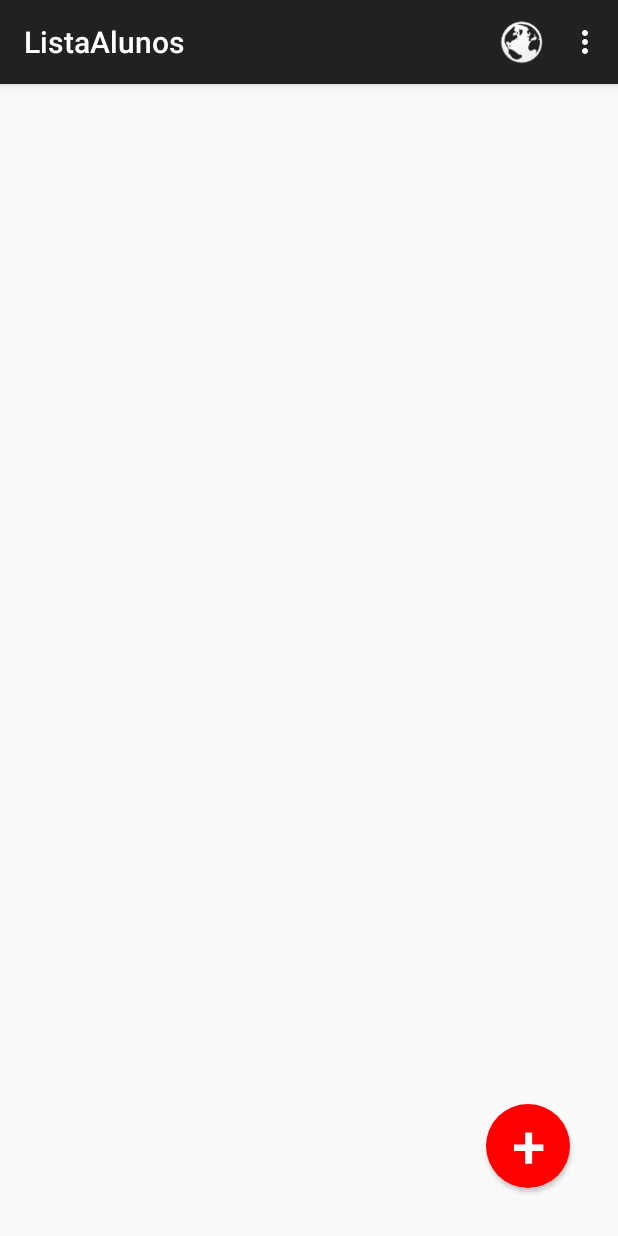
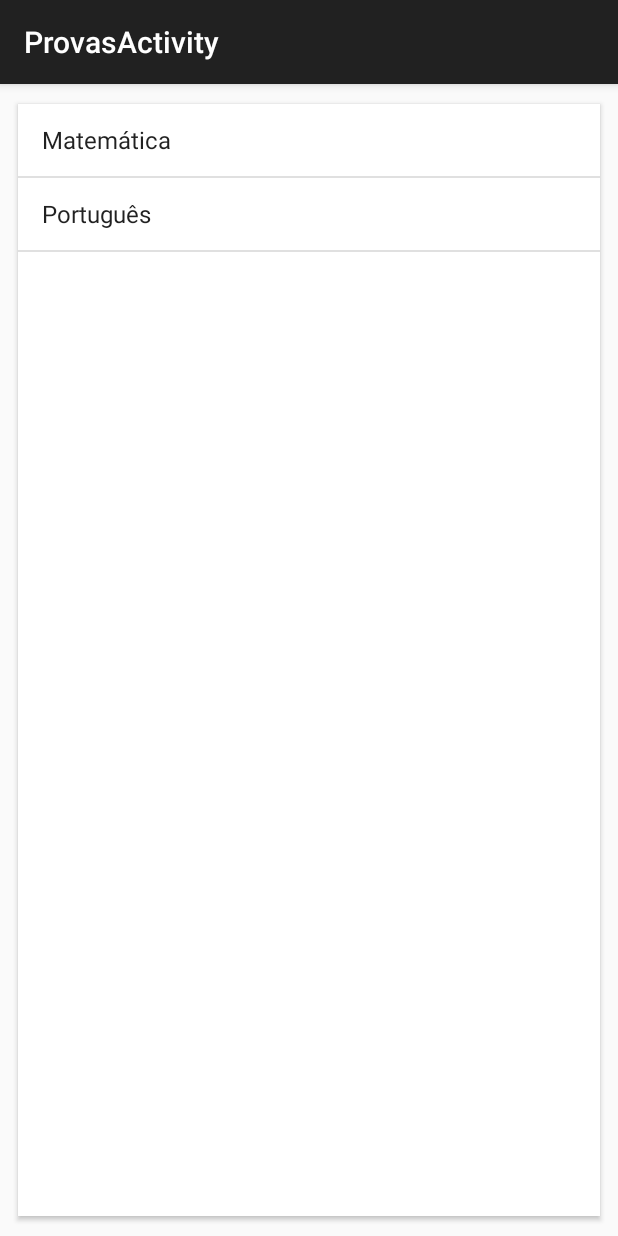
Before and after one commit to leandrodvd/ListaAlunos_Android, an Android app: the screen it shows after launch (ListaAluno before the commit, ProvasActivity after it), in the options menu, after a tap on "Baixar provas", on a phone screen of 412 x 824 dp. Run offline under Robolectric (Android 15) with nearby library versions, the phone set to English and light mode, and no system bars.

Commit message:
update ex 13

```diff
--- a/app/build.gradle
+++ b/app/build.gradle
@@ -20,6 +20,7 @@ android {
 }
 
 dependencies {
-    compile fileTree(dir: 'libs', include: ['*.jar'])
+    compile fileTree(include: ['*.jar'], dir: 'libs')
     compile 'com.android.support:appcompat-v7:21.0.3'
+    compile 'com.android.support:cardview-v7:21.0.3'
 }
--- a/app/src/main/java/br/com/caelum/listaalunos/ListaAluno.java
+++ b/app/src/main/java/br/com/caelum/listaalunos/ListaAluno.java
@@ -2,6 +2,7 @@ package br.com.caelum.listaalunos;
 
 import android.content.Intent;
 import android.net.Uri;
+import android.os.StrictMode;
 import android.support.v4.view.MenuItemCompat;
 import android.support.v7.app.ActionBarActivity;
 import android.os.Bundle;
@@ -24,6 +25,8 @@ import br.com.caelum.listaalunos.adapter.ListaAlunosAdapter;
 import br.com.caelum.listaalunos.converter.AlunoConverter;
 import br.com.caelum.listaalunos.dao.AlunoDAO;
 import br.com.caelum.listaalunos.modelo.Aluno;
+import br.com.caelum.listaalunos.support.WebClient;
+import br.com.caelum.listaalunos.task.EnviaAlunosTask;
 
 
 public class ListaAluno extends ActionBarActivity {
@@ -101,19 +104,20 @@ public class ListaAluno extends ActionBarActivity {
         // as you specify a parent activity in AndroidManifest.xml.
         int id = item.getItemId();
 
-        //noinspection SimplifiableIfStatement
-        if (id == R.id.menu_enviar_notas) {
-            AlunoDAO dao = new AlunoDAO(this);
-            List<Aluno> alunos = dao.getLista();
-            dao.close();
-
-            String json = new AlunoConverter().toJSON(alunos);
-
-            Toast.makeText(this,json,Toast.LENGTH_LONG).show();
-            return true;
+        switch (id){
+            case R.id.menu_enviar_notas:
+                new EnviaAlunosTask(this).execute();
+                return true;
+            case R.id.menu_receber_provas:
+                Intent provas = new Intent(this,ProvasActivity.class);
+                startActivity(provas);
+                return true;
+            default:
+                return super.onOptionsItemSelected(item);
         }
 
-        return super.onOptionsItemSelected(item);
+
+
     }
 
     @Override
--- /dev/null
+++ b/app/src/main/java/br/com/caelum/listaalunos/ListaProvasFragment.java
@@ -0,0 +1,54 @@
+package br.com.caelum.listaalunos;
+
+
+import android.os.Bundle;
+import android.support.annotation.Nullable;
+import android.support.v4.app.Fragment;
+import android.view.LayoutInflater;
+import android.view.View;
+import android.view.ViewGroup;
+import android.widget.AdapterView;
+import android.widget.ArrayAdapter;
+import android.widget.ListView;
+import android.widget.Toast;
+
+import com.example.caelum.listaalunos.R;
+
+import java.util.Arrays;
+import java.util.List;
+
+import br.com.caelum.listaalunos.modelo.Prova;
+
+/**
+ * Created by android5519 on 13/01/16.
+ */
+public class ListaProvasFragment extends Fragment {
+    private ListView listViewProvas ;
+
+    @Override
+    public View onCreateView(LayoutInflater inflater, @Nullable ViewGroup container, @Nullable Bundle savedInstanceState) {
+        View layoutProvas = inflater.inflate(R.layout.fragment_lista_provas,container,false);
+        this.listViewProvas =(ListView)layoutProvas.findViewById(R.id.lista_provas_listview);
+
+        Prova prova1 = new Prova("20/06/2015","Matemática");
+        prova1.setTopicos(Arrays.asList("Álgebra linear", "Cálculo", "Estatística"));
+
+        Prova prova2 = new Prova("25/07/2015","Português");
+        prova1.setTopicos(Arrays.asList("Complemento Nominal", "Oração Subordinada", "Análise Sintática"));
+
+        List<Prova> provas = Arrays.asList(prova1,prova2);
+
+        ArrayAdapter<Prova> adapter = new ArrayAdapter<Prova>(getActivity(),android.R.layout.simple_list_item_1,provas);
+        listViewProvas.setAdapter(adapter);
+
+        listViewProvas.setOnItemClickListener(new AdapterView.OnItemClickListener() {
+            @Override
+            public void onItemClick(AdapterView<?> parent, View view, int position, long id) {
+                Prova selecionada = (Prova) parent.getItemAtPosition(position);
+                Toast.makeText(getActivity(),"Prova selecionada: "+selecionada,Toast.LENGTH_LONG).show();
+            }
+        });
+
+        return layoutProvas;
+    }
+}
--- /dev/null
+++ b/app/src/main/java/br/com/caelum/listaalunos/ProvasActivity.java
@@ -0,0 +1,47 @@
+package br.com.caelum.listaalunos;
+
+
+import android.support.v4.app.FragmentTransaction;
+import android.support.v7.app.ActionBarActivity;
+import android.os.Bundle;
+import android.view.Menu;
+import android.view.MenuItem;
+
+import com.example.caelum.listaalunos.R;
+
+public class ProvasActivity extends ActionBarActivity {
+
+    @Override
+    protected void onCreate(Bundle savedInstanceState) {
+        super.onCreate(savedInstanceState);
+        setContentView(R.layout.activity_provas);
+
+        FragmentTransaction transaction = getSupportFragmentManager().beginTransaction();
+        transaction.replace(R.id.provas_view,new ListaProvasFragment());
+        transaction.commit();
+
+    }
+
+
+    @Override
+    public boolean onCreateOptionsMenu(Menu menu) {
+        // Inflate the menu; this adds items to the action bar if it is present.
+        //getMenuInflater().inflate(R.menu.menu_provas, menu);
+        return true;
+    }
+
+    @Override
+    public boolean onOptionsItemSelected(MenuItem item) {
+        // Handle action bar item clicks here. The action bar will
+        // automatically handle clicks on the Home/Up button, so long
+        // as you specify a parent activity in AndroidManifest.xml.
+        int id = item.getItemId();
+
+        //noinspection SimplifiableIfStatement
+        if (id == R.id.action_settings) {
+            return true;
+        }
+
+        return super.onOptionsItemSelected(item);
+    }
+}
--- /dev/null
+++ b/app/src/main/java/br/com/caelum/listaalunos/modelo/Prova.java
@@ -0,0 +1,57 @@
+package br.com.caelum.listaalunos.modelo;
+
+import java.io.Serializable;
+import java.util.ArrayList;
+import java.util.List;
+
+/**
+ * Created by android5519 on 13/01/16.
+ */
+public class Prova implements Serializable {
+    private String data;
+    private String materia;
+    private String descricao;
+    private List<String> topicos = new ArrayList<String>();
+
+    public Prova(String data, String materia) {
+        this.data = data;
+        this.materia = materia;
+    }
+
+    @Override
+    public String toString() {
+        return materia;
+    }
+
+    public String getData() {
+        return data;
+    }
+
+    public void setData(String data) {
+        this.data = data;
+    }
+
+    public String getMateria() {
+        return materia;
+    }
+
+    public void setMateria(String materia) {
+        this.materia = materia;
+    }
+
+    public String getDescricao() {
+        return descricao;
+    }
+
+    public void setDescricao(String descricao) {
+        this.descricao = descricao;
+    }
+
+    public List<String> getTopicos() {
+        return topicos;
+    }
+
+    public void setTopicos(List<String> topicos) {
+        this.topicos = topicos;
+    }
+}
--- /dev/null
+++ b/app/src/main/res/layout/activity_provas.xml
@@ -0,0 +1,12 @@
+<LinearLayout xmlns:android="http://schemas.android.com/apk/res/android"
+    xmlns:tools="http://schemas.android.com/tools"
+    android:layout_width="match_parent"
+    android:layout_height="match_parent"
+    tools:context="br.com.caelum.listaalunos.ProvasActivity">
+
+    <FrameLayout
+        android:id="@+id/provas_view"
+        android:layout_width="match_parent"
+        android:layout_height="match_parent"></FrameLayout>
+
+</LinearLayout>
--- /dev/null
+++ b/app/src/main/res/layout/fragment_lista_provas.xml
@@ -0,0 +1,18 @@
+<?xml version="1.0" encoding="utf-8"?>
+<android.support.v7.widget.CardView
+    xmlns:android="http://schemas.android.com/apk/res/android"
+    xmlns:card_view="http://schemas.android.com/apk/res-auto"
+    android:layout_width="match_parent"
+    android:layout_height="match_parent"
+    android:layout_gravity="center"
+    android:layout_margin="10dp"
+    card_view:cardCornerRadius="0dp"
+    card_view:cardUseCompatPadding="true">
+
+    <ListView
+        android:id="@+id/lista_provas_listview"
+        android:layout_width="match_parent"
+        android:layout_height="match_parent">
+    </ListView>
+
+</android.support.v7.widget.CardView>
--- /dev/null
+++ b/app/src/main/res/menu/menu_provas.xml
@@ -0,0 +1,7 @@
+<menu xmlns:android="http://schemas.android.com/apk/res/android"
+    xmlns:app="http://schemas.android.com/apk/res-auto"
+    xmlns:tools="http://schemas.android.com/tools"
+    tools:context="br.com.caelum.listaalunos.ProvasActivity">
+    <item android:id="@+id/action_settings" android:title="@string/action_settings"
+        android:orderInCategory="100" app:showAsAction="never" />
+</menu>
--- a/app/src/main/res/values/strings.xml
+++ b/app/src/main/res/values/strings.xml
@@ -5,5 +5,6 @@
     <string name="hello_world">Hello world!</string>
     <string name="action_settings">Settings</string>
     <string name="title_activity_formulario">FormularioActivity</string>
+    <string name="title_activity_provas">ProvasActivity</string>
 
 </resources>
```
Also changed, not shown: app/src/main/AndroidManifest.xml (+14 -7 lines), app/src/main/java/br/com/caelum/listaalunos/support/WebClient.java (added, +44 -0 lines), app/src/main/java/br/com/caelum/listaalunos/task/EnviaAlunosTask.java (added, +48 -0 lines), 1 other file.
